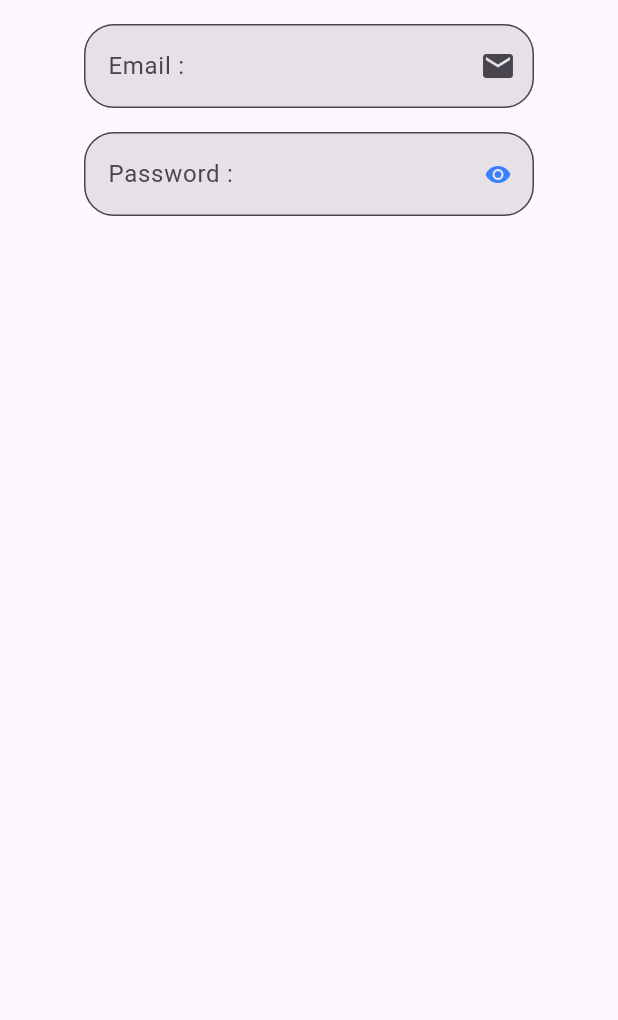
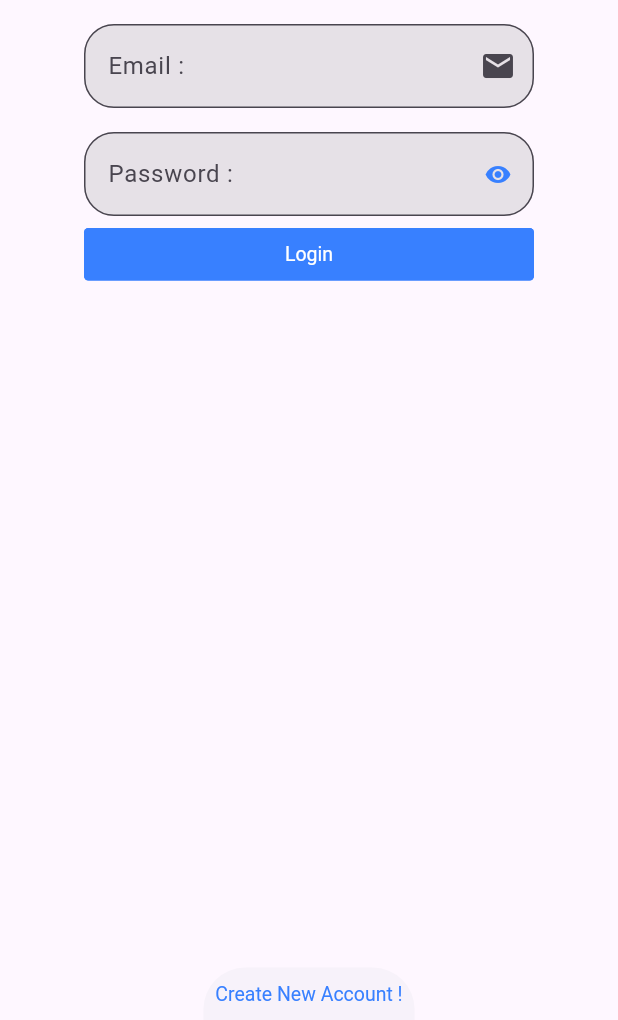
Before and after one commit to TopYindee/YindeeSugar, a Flutter app: the screen it shows after launch, on a phone screen of 412 x 824 dp, the part 216-1236 px from its top. Run offline on Flutter 3.47's test engine with Material 3 defaults, Android fonts, the phone set to English and light mode, and no system bars; drawn by our look-alikes of getwidget; our stand-ins replace get.

Commit message:
finish 15feb

```diff
--- a/lib/states/authen.dart
+++ b/lib/states/authen.dart
@@ -1,7 +1,10 @@
 import 'package:flutter/material.dart';
 import 'package:get/get.dart';
+import 'package:getwidget/getwidget.dart';
+import 'package:yindeesugar/states/create_new_account.dart';
 import 'package:yindeesugar/utility/app_constant.dart';
 import 'package:yindeesugar/utility/app_controller.dart';
+import 'package:yindeesugar/widgets/widget_button.dart';
 import 'package:yindeesugar/widgets/widget_form.dart';
 import 'package:yindeesugar/widgets/widget_icon_button.dart';
 import 'package:yindeesugar/widgets/widget_image_asset.dart';
@@ -38,23 +41,9 @@ class _AuthenState extends State<Authen> {
                       child: Column(
                         children: [
                           displayLogoAndAppName(),
-                          WidgetForm(
-                            hint: 'Email : ',
-                            sufficWidget: Icon(Icons.email),
-                          ),
-                          Obx(() => WidgetForm(
-                                hint: 'Password :',
-                                obsecu: appController.redEye.value,
-                                sufficWidget: WidgetIconButton(
-                                  iconData: appController.redEye.value
-                                      ? Icons.remove_red_eye
-                                      : Icons.remove_red_eye_outlined,
-                                  pressFunc: () {
-                                    appController.redEye.value =
-                                        !appController.redEye.value;
-                                  },
-                                ),
-                              )),
+                          emailForm(),
+                          passwordForm(),
+                          loginbutton(),
                         ],
                       ),
                     ),
@@ -65,6 +54,46 @@ class _AuthenState extends State<Authen> {
           ],
         ),
       ),
+      bottomSheet: WidgetButton(
+        label: 'Create New Account !',
+        pressFunc: () {
+          Get.to(const CreateNewAccount());
+        },
+        gfButtonType: GFButtonType.transparent,
+      ),
+    );
+  }
+
+  Container loginbutton() {
+    return Container(
+      width: 300,
+      margin: const EdgeInsets.only(top: 8),
+      child: WidgetButton(
+        label: 'Login',
+        pressFunc: () {},
+      ),
+    );
+  }
+
+  Obx passwordForm() {
+    return Obx(() => WidgetForm(
+          hint: 'Password :',
+          obsecu: appController.redEye.value,
+          sufficWidget: WidgetIconButton(
+            iconData: appController.redEye.value
+                ? Icons.remove_red_eye
+                : Icons.remove_red_eye_outlined,
+            pressFunc: () {
+              appController.redEye.value = !appController.redEye.value;
+            },
+          ),
+        ));
+  }
+
+  WidgetForm emailForm() {
+    return WidgetForm(
+      hint: 'Email : ',
+      sufficWidget: Icon(Icons.email),
     );
   }
 
--- a/lib/widgets/widget_button.dart
+++ b/lib/widgets/widget_button.dart
@@ -1,10 +1,25 @@
+// ignore_for_file: public_member_api_docs, sort_constructors_first
 import 'package:flutter/material.dart';
+import 'package:getwidget/getwidget.dart';
 
 class WidgetButton extends StatelessWidget {
-  const WidgetButton({super.key});
+  const WidgetButton({
+    Key? key,
+    required this.label,
+    required this.pressFunc,
+    this.gfButtonType,
+  }) : super(key: key);
+
+  final String label;
+  final Function() pressFunc;
+  final GFButtonType? gfButtonType;
 
   @override
   Widget build(BuildContext context) {
-    return Container();
+    return GFButton(
+      onPressed: pressFunc,
+      text: label,
+      type: gfButtonType ?? GFButtonType.solid,
+    );
   }
 }
```
